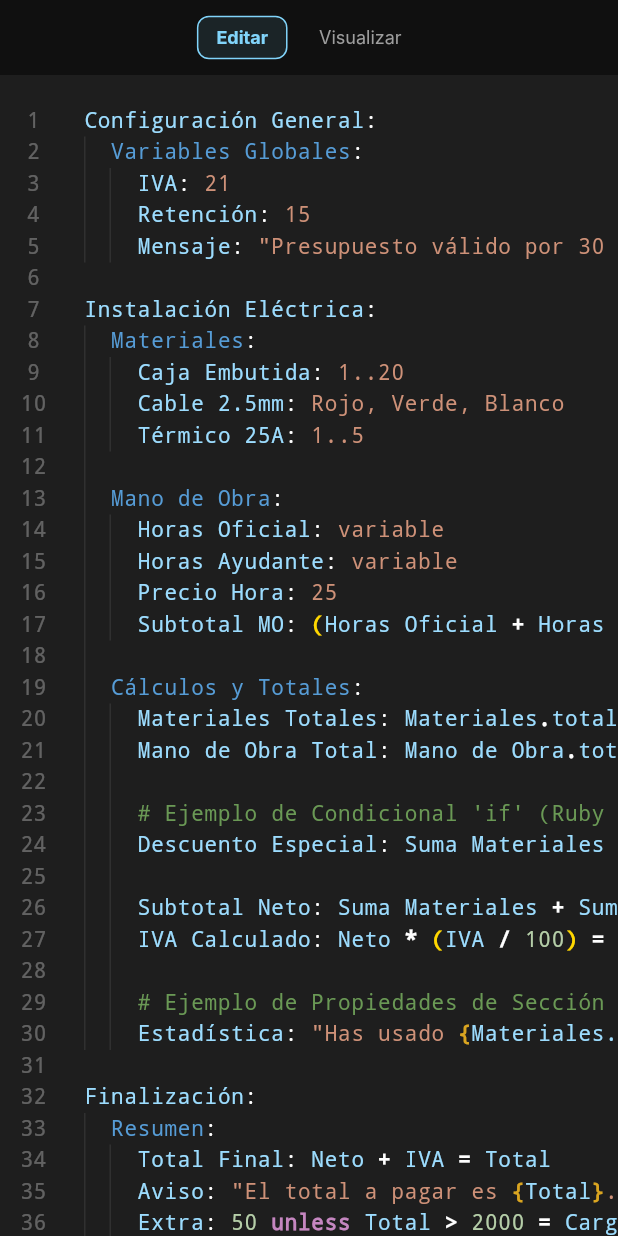
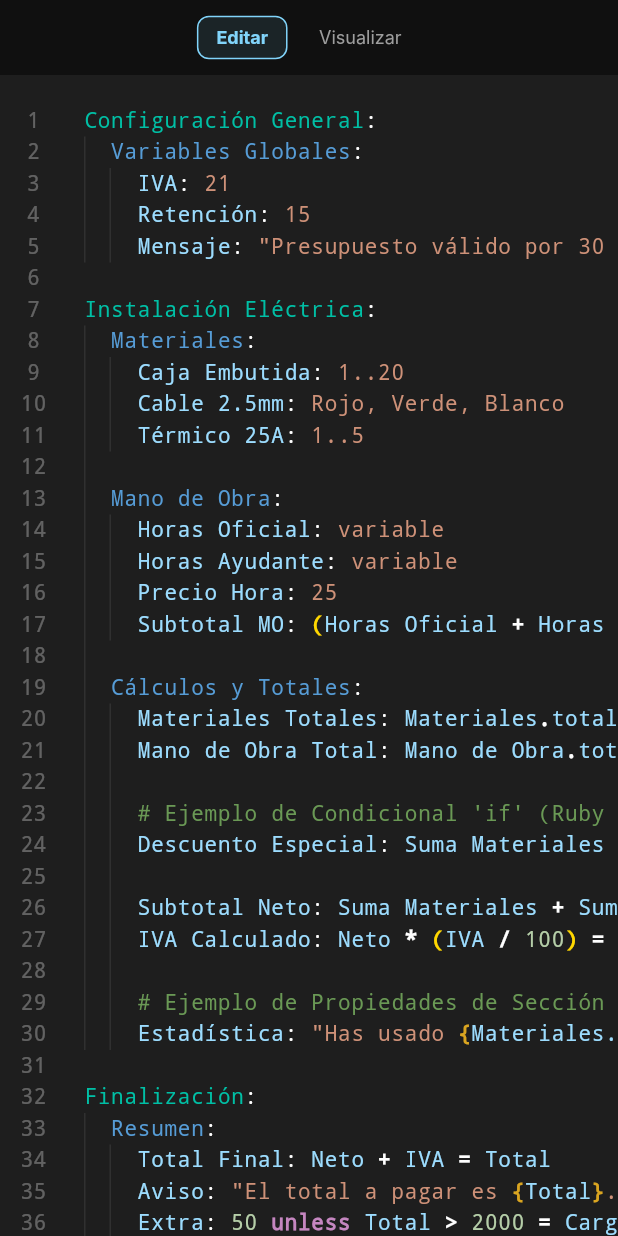
Before and after one commit to joaquin018/facturas_app, a Flutter app: the screen it shows after launch, after a tap on "Ejemplos de uso", on a phone screen of 412 x 824 dp. Run offline on Flutter 3.47's test engine with Material 3 defaults, Android fonts, the phone set to English and light mode, and no system bars; our stand-ins replace sqflite; accounts and stored records are empty; Roboto replaces fonts that are missing (Inter).

Commit message:
Jerarquía de resaltado priorizada y pestañas en turquesa vibrante

```diff
--- a/lib/editor_vscode.dart
+++ b/lib/editor_vscode.dart
@@ -225,7 +225,7 @@ class PseudocodeController extends TextEditingController {
   }) {
     final List<TextSpan> children = [];
     final RegExp regExp = RegExp(
-      r'(:)([^"=:\n]+)$|(:)|(#.*)|("[^"\n]*")|(\bif\b|\bunless\b)|(\b\d+(?:\.\d+)?\b)|([()])|([{}]).?|([!@#$%^&*_+=><?/.,\x27;\\\]\[\-])|(\b[a-zA-Z_áéíóúÁÉÍÓÚñÑ][a-zA-Z0-9_áéíóúÁÉÍÓÚñÑ]*\b)|(^[^ \s/#][^:\n]*)|(^ {2}[^ \s/#][^:\n]*)|(^ {4,}[^ #\n][^:\n]*)',
+      r'(#.*)|("[^"\n]*")|(^[^ \s/#][^:\n]*)|(^ {2}[^ \s/#][^:\n]*)|(^ {4,}[^ #\n][^:\n]*)|(:)([^"=:\n]+)$|(:)|(\bif\b|\bunless\b)|(\b\d+(?:\.\d+)?\b)|([()])|([{}]).?|([!@#$%^&*_+=><?/.,\x27;\\\]\[\-])|(\b[a-zA-Z_áéíóúÁÉÍÓÚñÑ][a-zA-Z0-9_áéíóúÁÉÍÓÚñÑ]*\b)',
       multiLine: true,
       caseSensitive: false,
     );
@@ -247,44 +247,17 @@ class PseudocodeController extends TextEditingController {
 
         // The match itself
         if (match.group(1) != null) {
-          // Colon + List (Options)
-          children.add(
-            TextSpan(
-              text: match.group(1),
-              style: style?.copyWith(color: Colors.white),
-            ),
-          );
-          if (match.group(2) != null) {
-            children.add(
-              TextSpan(
-                text: match.group(2),
-                style: style?.copyWith(color: const Color(0xFFCE9178)), // Orange
-              ),
-            );
-          }
-        } else if (match.group(3) != null) {
-          // Single Colon (for formulas or structural endings)
-          children.add(
-            TextSpan(
-              text: match.group(0),
-              style: style?.copyWith(color: Colors.white),
-            ),
-          );
-        } else if (match.group(4) != null) {
           // Comments #
           children.add(
             TextSpan(
               text: match.group(0),
-              style: style?.copyWith(
-                color: const Color(0xFF6A9955),
-              ),
+              style: style?.copyWith(color: const Color(0xFF6A9955)),
             ),
           );
-        } else if (match.group(5) != null) {
-          // Strings "..." with nested highlighting ONLY for {variables}
+        } else if (match.group(2) != null) {
+          // Strings "..."
           String fullString = match.group(0)!;
           final List<TextSpan> stringChildren = [];
-
           final RegExp nestedRegExp = RegExp(r'\{[^{}]*\}');
           int lastNestedEnd = 0;
 
@@ -297,7 +270,6 @@ class PseudocodeController extends TextEditingController {
                   style: style?.copyWith(color: const Color(0xFFCE9178)),
                 ));
               }
-
               String block = nestedMatch.group(0)!;
               stringChildren.add(TextSpan(
                 text: "{",
@@ -319,66 +291,114 @@ class PseudocodeController extends TextEditingController {
                   fontWeight: FontWeight.bold,
                 ),
               ));
-
               lastNestedEnd = nestedMatch.end;
               return '';
             },
             onNonMatch: (String nm) => '',
           );
-
           if (lastNestedEnd < fullString.length) {
             stringChildren.add(TextSpan(
               text: fullString.substring(lastNestedEnd),
               style: style?.copyWith(color: const Color(0xFFCE9178)),
             ));
           }
-
           children.add(TextSpan(children: stringChildren));
+        } else if (match.group(3) != null) {
+          // Tabs (Indent 0) - Turquoise
+          children.add(
+            TextSpan(
+              text: match.group(0),
+              style: style?.copyWith(
+                color: const Color(0xFF00BFA5),
+              ),
+            ),
+          );
+        } else if (match.group(4) != null) {
+          // Sections (Indent 2) - Blue
+          children.add(
+            TextSpan(
+              text: match.group(0),
+              style: style?.copyWith(
+                color: const Color(0xFF569CD6),
+                fontWeight: FontWeight.w500,
+              ),
+            ),
+          );
+        } else if (match.group(5) != null) {
+          // Items (Indent 4+) - Light Blue
+          children.add(
+            TextSpan(
+              text: match.group(0),
+              style: style?.copyWith(color: const Color(0xFF9CDCFE)),
+            ),
+          );
         } else if (match.group(6) != null) {
+          // Colon + List
+          children.add(
+            TextSpan(
+              text: match.group(6),
+              style: style?.copyWith(color: Colors.white),
+            ),
+          );
+          if (match.group(7) != null) {
+            children.add(
+              TextSpan(
+                text: match.group(7),
+                style: style?.copyWith(color: const Color(0xFFCE9178)),
+              ),
+            );
+          }
+        } else if (match.group(8) != null) {
+          // Single Colon
+          children.add(
+            TextSpan(
+              text: match.group(0),
+              style: style?.copyWith(color: Colors.white),
+            ),
+          );
+        } else if (match.group(9) != null) {
           // Keywords if/unless
           children.add(
             TextSpan(
               text: match.group(0),
               style: style?.copyWith(
-                color: const Color(0xFFC586C0), // Purple
+                color: const Color(0xFFC586C0),
                 fontWeight: FontWeight.bold,
               ),
             ),
           );
-        } else if (match.group(7) != null) {
+        } else if (match.group(10) != null) {
           // Numbers
           children.add(
             TextSpan(
               text: match.group(0),
-              style: style?.copyWith(
-                color: const Color(0xFFB5CEA8), // Light Green (VS Code Numbers)
-              ),
+              style: style?.copyWith(color: const Color(0xFFB5CEA8)),
             ),
           );
-        } else if (match.group(8) != null) {
-          // Parentheses ()
+        } else if (match.group(11) != null) {
+          // Parentheses
           children.add(
             TextSpan(
               text: match.group(0),
               style: style?.copyWith(
-                color: const Color(0xFFFFD700), // Gold
+                color: const Color(0xFFFFD700),
                 fontWeight: FontWeight.bold,
               ),
             ),
           );
-        } else if (match.group(9) != null) {
-          // Braces {}
+        } else if (match.group(12) != null) {
+          // Braces
           children.add(
             TextSpan(
               text: match.group(0),
               style: style?.copyWith(
-                color: const Color(0xFFDAA520), // Dark Gold
+                color: const Color(0xFFDAA520),
                 fontWeight: FontWeight.bold,
               ),
             ),
           );
-        } else if (match.group(10) != null) {
-          // White Symbols !@#$%^&*_-+=><?/.,';[]\
+        } else if (match.group(13) != null) {
+          // Symbols
           children.add(
             TextSpan(
               text: match.group(0),
@@ -388,47 +408,12 @@ class PseudocodeController extends TextEditingController {
               ),
             ),
           );
-        } else if (match.group(11) != null) {
-          // Identifiers (Variables, Properties)
+        } else if (match.group(14) != null) {
+          // Identifiers
           children.add(
             TextSpan(
               text: match.group(0),
-              style: style?.copyWith(
-                color: const Color(0xFF9CDCFE), // Light Blue
-              ),
-            ),
-          );
-        } else if (match.group(12) != null) {
-          // Tabs (Indent 0)
-          children.add(
-            TextSpan(
-              text: match.group(0),
-              style: style?.copyWith(
-                color: const Color(0xFF569CD6), // Blue (VS Code class/def)
-                fontWeight: FontWeight.bold,
-                fontSize: 16,
-              ),
-            ),
-          );
-        } else if (match.group(13) != null) {
-          // Sections (Indent 2)
-          children.add(
-            TextSpan(
-              text: match.group(0),
-              style: style?.copyWith(
-                color: const Color(0xFF569CD6), // Blue (VS Code class/def)
-                fontWeight: FontWeight.w500,
-              ),
-            ),
-          );
-        } else if (match.group(14) != null) {
-          // Item Names (Indent 4+)
-          children.add(
-            TextSpan(
-              text: match.group(0),
-              style: style?.copyWith(
-                color: const Color(0xFF9CDCFE), // Light Blue
-              ),
+              style: style?.copyWith(color: const Color(0xFF9CDCFE)),
             ),
           );
         }
```
